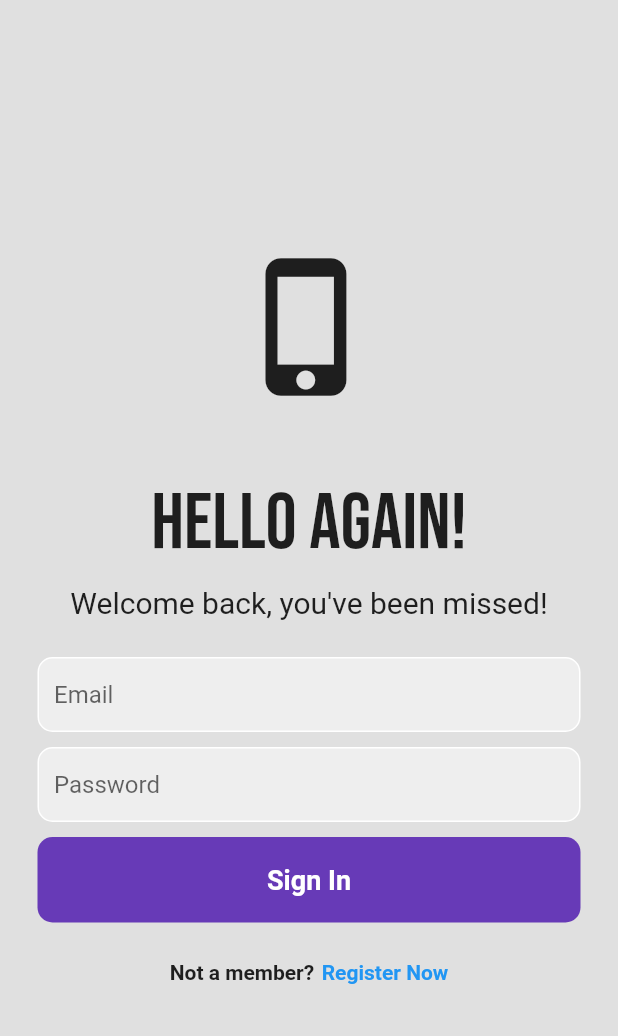
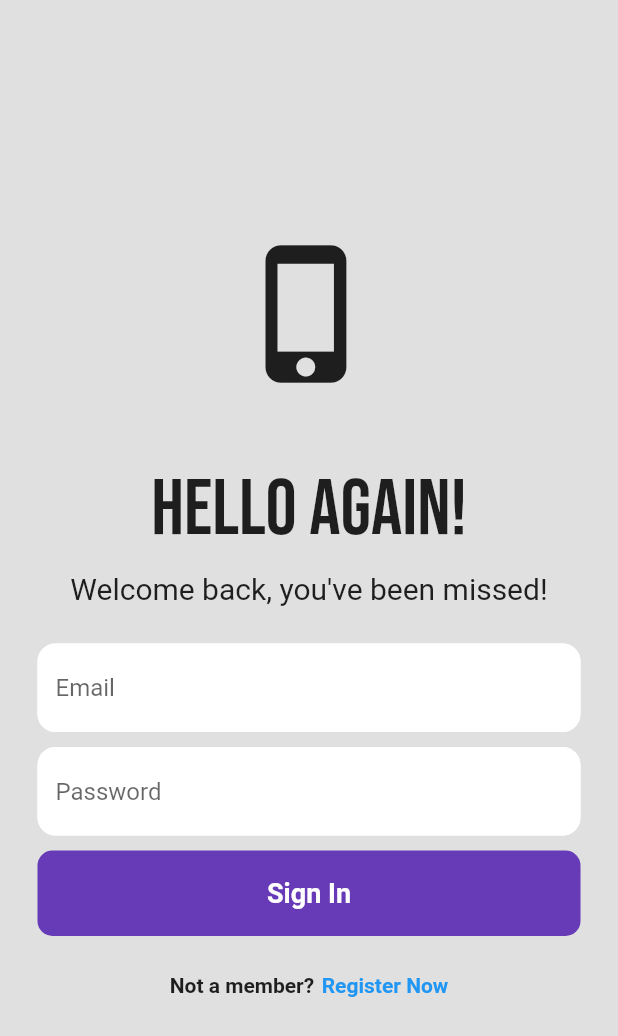
Before and after one commit to wasii/firebase-flutter, a Flutter app: the screen it shows after launch, on a phone screen of 412 x 824 dp. Shown: the top 1036 px of the screen. Run offline on Flutter 3.47's test engine with Material 2 defaults, Android fonts, the phone set to English and light mode, and no system bars; our stand-ins replace firebase_core, google_fonts; accounts and stored records are empty.

Commit message:
textfields in login screen are modified

```diff
--- a/lib/pages/login_page.dart
+++ b/lib/pages/login_page.dart
@@ -46,20 +46,19 @@ class _LoginPageState extends State<LoginPage> {
               //Email TextField
               Padding(
                 padding: const EdgeInsets.symmetric(horizontal: 25.0),
-                child: Container(
-                  decoration: BoxDecoration(
-                    color: Colors.grey[200],
-                    border: Border.all(color: Colors.white),
-                    borderRadius: BorderRadius.circular(10),
-                  ),
-                  child: Padding(
-                    padding: const EdgeInsets.only(left: 10.0),
-                    child: TextField(
-                      decoration: InputDecoration(
-                        border: InputBorder.none,
-                        hintText: 'Email',
-                      ),
+                child: TextField(
+                  decoration: InputDecoration(
+                    enabledBorder: OutlineInputBorder(
+                      borderRadius: BorderRadius.circular(12),
+                      borderSide: BorderSide(color: Colors.white),
                     ),
+                    focusedBorder: OutlineInputBorder(
+                      borderSide: BorderSide(color: Colors.deepPurple),
+                      borderRadius: BorderRadius.circular(12),
+                    ),
+                    hintText: 'Email',
+                    fillColor: Colors.white,
+                    filled: true,
                   ),
                 ),
               ),
@@ -69,21 +68,20 @@ class _LoginPageState extends State<LoginPage> {
               //Password Textfield
               Padding(
                 padding: const EdgeInsets.symmetric(horizontal: 25.0),
-                child: Container(
-                  decoration: BoxDecoration(
-                    color: Colors.grey[200],
-                    border: Border.all(color: Colors.white),
-                    borderRadius: BorderRadius.circular(10),
-                  ),
-                  child: Padding(
-                    padding: const EdgeInsets.only(left: 10.0),
-                    child: TextField(
-                      obscureText: true,
-                      decoration: InputDecoration(
-                        border: InputBorder.none,
-                        hintText: 'Password',
-                      ),
+                child: TextField(
+                  obscureText: true,
+                  decoration: InputDecoration(
+                    enabledBorder: OutlineInputBorder(
+                      borderRadius: BorderRadius.circular(12),
+                      borderSide: BorderSide(color: Colors.white),
                     ),
+                    focusedBorder: OutlineInputBorder(
+                      borderSide: BorderSide(color: Colors.deepPurple),
+                      borderRadius: BorderRadius.circular(12),
+                    ),
+                    hintText: 'Password',
+                    fillColor: Colors.white,
+                    filled: true,
                   ),
                 ),
               ),
```
